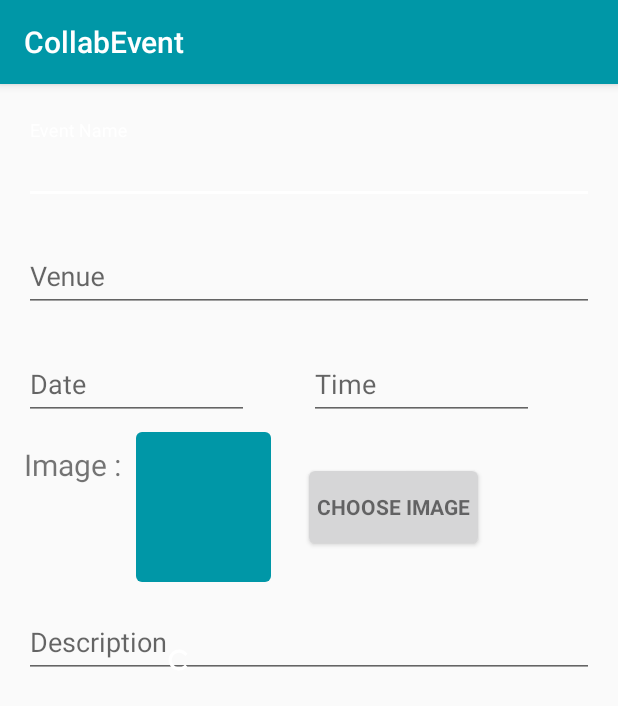
After one commit to purvikaul/collab_event, an Android app: the CreateEvent screen opened directly, with no data from a screen before it, on a phone screen of 412 x 824 dp. The commit adds this screen. Shown: the top 706 px of the screen. Run offline under Robolectric (Android 15) with nearby library versions, the phone set to English and light mode, and no system bars.

Commit message:
Create Events Layout

```diff
--- /dev/null
+++ b/app/src/main/java/edu/uci/collabevent/CreateEvent.java
@@ -0,0 +1,132 @@
+package edu.uci.collabevent;
+
+import android.app.DatePickerDialog;
+import android.app.TimePickerDialog;
+import android.content.Intent;
+import android.graphics.Bitmap;
+import android.net.Uri;
+import android.os.Bundle;
+import android.provider.MediaStore;
+import android.support.v7.app.AppCompatActivity;
+import android.util.Log;
+import android.view.View;
+import android.widget.Button;
+import android.widget.DatePicker;
+import android.widget.EditText;
+import android.widget.ImageView;
+import android.widget.TimePicker;
+
+import java.io.IOException;
+import java.util.Calendar;
+
+public class CreateEvent extends AppCompatActivity implements View.OnClickListener {
+
+    private EditText mEventName;
+    private EditText mVenue;
+    private EditText mDescription;
+    private EditText mDate;
+    private EditText mTime;
+    private Button bImage;
+    private int PICK_IMAGE_REQUEST = 1;
+    private int mYear, mMonth, mDay, mHour, mMinute;
+
+
+    @Override
+    protected void onCreate(Bundle savedInstanceState) {
+        super.onCreate(savedInstanceState);
+        setContentView(R.layout.activity_create_event);
+
+        mEventName = (EditText) findViewById(R.id.event_name);
+        mVenue = (EditText) findViewById(R.id.event_venue);
+        mDescription = (EditText) findViewById(R.id.event_desc);
+        mDate = (EditText) findViewById(R.id.in_date);
+        mTime = (EditText) findViewById(R.id.in_time);
+
+        bImage = (Button) findViewById(R.id.img_upload);
+
+        mDate.setOnClickListener(this);
+        mTime.setOnClickListener(this);
+
+        bImage.setOnClickListener(new View.OnClickListener() {
+            @Override
+            public void onClick(View v) {
+                Intent intent = new Intent();
+// Show only images, no videos or anything else
+                intent.setType("image/*");
+                intent.setAction(Intent.ACTION_GET_CONTENT);
+// Always show the chooser (if there are multiple options available)
+                startActivityForResult(Intent.createChooser(intent, "Select Picture"), PICK_IMAGE_REQUEST);
+            }
+        });
+
+
+    }
+
+    @Override
+    public void onClick(View v) {
+        if (v == mDate) {
+
+            // Get Current Date
+            final Calendar c = Calendar.getInstance();
+            mYear = c.get(Calendar.YEAR);
+            mMonth = c.get(Calendar.MONTH);
+            mDay = c.get(Calendar.DAY_OF_MONTH);
+
+
+            DatePickerDialog datePickerDialog = new DatePickerDialog(this,
+                    new DatePickerDialog.OnDateSetListener() {
+
+                        @Override
+                        public void onDateSet(DatePicker view, int year,
+                                              int monthOfYear, int dayOfMonth) {
+
+                            mDate.setText(dayOfMonth + "-" + (monthOfYear + 1) + "-" + year);
+
+                        }
+                    }, mYear, mMonth, mDay);
+            datePickerDialog.show();
+        }
+        if (v == mTime) {
+
+            // Get Current Time
+            final Calendar c = Calendar.getInstance();
+            mHour = c.get(Calendar.HOUR_OF_DAY);
+            mMinute = c.get(Calendar.MINUTE);
+
+            // Launch Time Picker Dialog
+            TimePickerDialog timePickerDialog = new TimePickerDialog(this,
+                    new TimePickerDialog.OnTimeSetListener() {
+
+                        @Override
+                        public void onTimeSet(TimePicker view, int hourOfDay,
+                                              int minute) {
+
+                            mTime.setText(hourOfDay + ":" + minute);
+                        }
+                    }, mHour, mMinute, false);
+            timePickerDialog.show();
+        }
+
+
+    }
+
+    @Override
+    protected void onActivityResult(int requestCode, int resultCode, Intent data) {
+        super.onActivityResult(requestCode, resultCode, data);
+
+        if (requestCode == PICK_IMAGE_REQUEST && resultCode == RESULT_OK && data != null && data.getData() != null) {
+
+            Uri uri = data.getData();
+
+            try {
+                Bitmap bitmap = MediaStore.Images.Media.getBitmap(getContentResolver(), uri);
+                Log.d("TAG", String.valueOf(bitmap));
+
+                ImageView imageView = (ImageView) findViewById(R.id.event_img);
+                imageView.setImageBitmap(bitmap);
+            } catch (IOException e) {
+                e.printStackTrace();
+            }
+        }
+    }
+}
--- a/app/src/main/java/edu/uci/collabevent/TaskAdapter.java
+++ b/app/src/main/java/edu/uci/collabevent/TaskAdapter.java
@@ -2,6 +2,7 @@ package edu.uci.collabevent;
 
 import android.content.Context;
 import android.support.v7.widget.RecyclerView;
+import android.text.Html;
 import android.view.LayoutInflater;
 import android.view.View;
 import android.view.ViewGroup;
@@ -40,7 +41,7 @@ public class TaskAdapter extends RecyclerView.Adapter<TaskAdapter.ViewHolder> {
 
         TextView dateView = viewHolder.dueDate;
         if (task.getDueDate() != null) {
-            dateView.setText(Task.displayDateFormat.format(task.getDueDate()));
+            dateView.setText(Html.fromHtml("<b>Due Date : </b>") + Task.displayDateFormat.format(task.getDueDate()));
         }
         ImageView imageView = viewHolder.statusImage;
 //        DownloadImageTask downloadImageTask = new DownloadImageTask(imageView);
--- /dev/null
+++ b/app/src/main/res/layout/activity_create_event.xml
@@ -0,0 +1,148 @@
+<?xml version="1.0" encoding="utf-8"?>
+<RelativeLayout xmlns:android="http://schemas.android.com/apk/res/android"
+    xmlns:tools="http://schemas.android.com/tools"
+    android:layout_width="match_parent"
+    android:layout_height="match_parent"
+    android:paddingBottom="@dimen/activity_vertical_margin"
+    android:paddingLeft="@dimen/activity_horizontal_margin"
+    android:paddingRight="@dimen/activity_horizontal_margin"
+    android:paddingTop="@dimen/activity_vertical_margin"
+    tools:context="edu.uci.collabevent.CreateEvent">
+
+    <LinearLayout
+        android:layout_width="match_parent"
+        android:layout_height="wrap_content"
+        android:orientation="vertical">
+
+        <android.support.design.widget.TextInputLayout
+            android:layout_width="match_parent"
+            android:layout_height="wrap_content"
+            android:layout_marginBottom="8dp"
+            android:layout_marginTop="8dp">
+
+            <EditText
+                android:id="@+id/event_name"
+                android:layout_width="match_parent"
+                android:layout_height="wrap_content"
+                android:hint="Event Name"
+                android:inputType="textCapWords" />
+        </android.support.design.widget.TextInputLayout>
+
+        <android.support.design.widget.TextInputLayout
+            android:layout_width="match_parent"
+            android:layout_height="wrap_content"
+            android:layout_marginBottom="8dp"
+            android:layout_marginTop="8dp">
+
+            <EditText
+                android:id="@+id/event_venue"
+                android:layout_width="match_parent"
+                android:layout_height="wrap_content"
+                android:hint="Venue"
+                android:inputType="textCapWords" />
+        </android.support.design.widget.TextInputLayout>
+
+        <LinearLayout
+            android:layout_width="wrap_content"
+            android:layout_height="wrap_content"
+            android:orientation="horizontal">
+
+            <android.support.design.widget.TextInputLayout
+                android:layout_width="match_parent"
+                android:layout_height="wrap_content"
+                android:layout_marginBottom="8dp"
+                android:layout_marginTop="8dp">
+
+                <EditText
+                    android:id="@+id/in_date"
+                    android:layout_width="150dp"
+                    android:layout_height="wrap_content"
+                    android:hint="Date"
+                    android:focusable="false" />
+            </android.support.design.widget.TextInputLayout>
+
+
+            <android.support.design.widget.TextInputLayout
+                android:layout_width="match_parent"
+                android:layout_height="wrap_content"
+                android:layout_marginBottom="8dp"
+                android:layout_marginTop="8dp"
+                android:gravity="right">
+
+                <EditText
+                    android:id="@+id/in_time"
+                    android:layout_width="150dp"
+                    android:layout_height="wrap_content"
+                    android:layout_marginLeft="40dp"
+                    android:hint="Time"
+                    android:focusable="false" />
+            </android.support.design.widget.TextInputLayout>
+
+
+        </LinearLayout>
+
+
+        <LinearLayout
+            android:layout_width="match_parent"
+            android:layout_height="wrap_content"
+            android:orientation="horizontal">
+
+            <TextView
+                android:layout_width="wrap_content"
+                android:layout_height="wrap_content"
+                android:layout_marginBottom="8dp"
+                android:layout_marginTop="8dp"
+                android:text="Image :"
+                android:textSize="20dp" />
+
+            <ImageView
+                android:id="@+id/event_img"
+                android:layout_width="100dp"
+                android:layout_height="100dp"
+                android:layout_marginLeft="10dp"
+                android:layout_marginRight="10dp"
+                android:paddingRight="10dp"
+                android:src="@drawable/round_button" />
+
+            <Button
+                android:id="@+id/img_upload"
+                style="?android:textAppearanceSmall"
+                android:layout_width="wrap_content"
+                android:layout_height="wrap_content"
+                android:layout_gravity="center"
+                android:layout_marginLeft="5dp"
+                android:background="@drawable/round_button"
+                android:backgroundTint="@color/com_facebook_button_background_color_disabled"
+                android:paddingLeft="5dp"
+                android:paddingRight="5dp"
+                android:text="Choose Image"
+                android:textStyle="bold" />
+        </LinearLayout>
+
+        <android.support.design.widget.TextInputLayout
+            android:layout_width="match_parent"
+            android:layout_height="wrap_content"
+            android:layout_marginBottom="8dp"
+            android:layout_marginTop="8dp">
+
+            <EditText
+                android:id="@+id/event_desc"
+                android:layout_width="match_parent"
+                android:layout_height="wrap_content"
+                android:hint="Description"
+                android:inputType="textCapSentences" />
+        </android.support.design.widget.TextInputLayout>
+
+
+    </LinearLayout>
+
+    <ProgressBar
+        android:id="@+id/progressBar"
+        style="?android:attr/progressBarStyleSmall"
+        android:layout_width="wrap_content"
+        android:layout_height="wrap_content"
+        android:layout_alignParentStart="true"
+        android:layout_centerVertical="true"
+        android:layout_marginStart="95dp" />
+
+</RelativeLayout>
--- a/app/src/main/res/layout/activity_login.xml
+++ b/app/src/main/res/layout/activity_login.xml
@@ -69,7 +69,7 @@
             android:layout_height="wrap_content"
             android:layout_marginBottom="10dp"
             android:layout_marginTop="16dp"
-            android:background="@drawable/rouond_button"
+            android:background="@drawable/round_button"
             android:text="Login"
             android:textStyle="bold" />
 
--- a/app/src/main/res/layout/activity_signup.xml
+++ b/app/src/main/res/layout/activity_signup.xml
@@ -94,7 +94,7 @@
             android:layout_height="wrap_content"
             android:layout_marginBottom="10dp"
             android:layout_marginTop="16dp"
-            android:background="@drawable/rouond_button"
+            android:background="@drawable/round_button"
             android:text="Create Account"
             android:textStyle="bold" />
 
--- a/app/src/main/res/layout/activity_tasks.xml
+++ b/app/src/main/res/layout/activity_tasks.xml
@@ -1,5 +1,6 @@
 <?xml version="1.0" encoding="utf-8"?>
-<RelativeLayout xmlns:android="http://schemas.android.com/apk/res/android"
+<android.support.v4.widget.SwipeRefreshLayout xmlns:android="http://schemas.android.com/apk/res/android"
+    android:id="@+id/swipeContainer"
     android:layout_width="match_parent"
     android:layout_height="match_parent">
 
@@ -8,4 +9,4 @@
         android:layout_width="match_parent"
         android:layout_height="match_parent" />
 
-</RelativeLayout>
+</android.support.v4.widget.SwipeRefreshLayout>
```
Also changed, not shown: app/src/main/AndroidManifest.xml (+10 -9 lines), app/src/main/java/edu/uci/collabevent/EventListFragment.java (+18 -5 lines), app/src/main/java/edu/uci/collabevent/TaskListFragment.java (+15 -3 lines), app/src/main/res/layout/activity_events.xml (+14 -8 lines), app/src/main/res/layout/fragment_task_list.xml (deleted, +0 -13 lines), app/src/main/res/layout/task_card.xml (+7 -10 lines), app/src/main/res/drawable/round_button.xml (renamed from app/src/main/res/drawable/rouond_button.xml).
